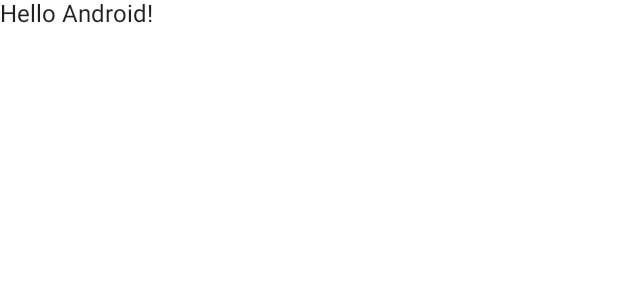
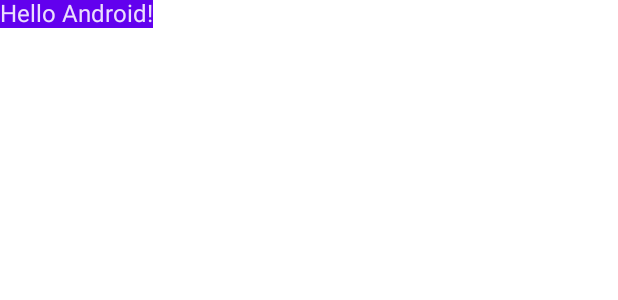
Before and after one commit to EleoXDA/JComposeBasics_KT, an Android app built with Jetpack Compose: the @Preview function DefaultPreview, on a phone screen of 412 x 824 dp. Shown: the top 300 px of the screen. Run offline under Robolectric (Android 15) with nearby library versions, the phone set to English and light mode, and no system bars.

Commit message:
Shift to JVM 11 - Add basic text

```diff
--- a/app/src/main/java/eu/eleo/jcomposebasics/MainActivity.kt
+++ b/app/src/main/java/eu/eleo/jcomposebasics/MainActivity.kt
@@ -4,6 +4,7 @@ import android.os.Bundle
 import androidx.activity.ComponentActivity
 import androidx.activity.compose.setContent
 import androidx.compose.foundation.layout.fillMaxSize
+import androidx.compose.foundation.layout.padding
 import androidx.compose.material.MaterialTheme
 import androidx.compose.material.Surface
 import androidx.compose.material.Text
@@ -11,6 +12,8 @@ import androidx.compose.runtime.Composable
 import androidx.compose.ui.Modifier
 import androidx.compose.ui.tooling.preview.Preview
 import eu.eleo.jcomposebasics.ui.theme.JComposeBasicsTheme
+import androidx.compose.ui.unit.dp
+
 
 class MainActivity : ComponentActivity() {
     override fun onCreate(savedInstanceState: Bundle?) {
@@ -30,8 +33,10 @@ class MainActivity : ComponentActivity() {
 }
 
 @Composable
-fun Greeting(name: String) {
-    Text(text = "Hello $name!")
+private fun Greeting(name: String) {
+    Surface(color = MaterialTheme.colors.primary) {
+        Text (text = "Hello $name!")
+    }
 }
 
 @Preview(showBackground = true)
```
